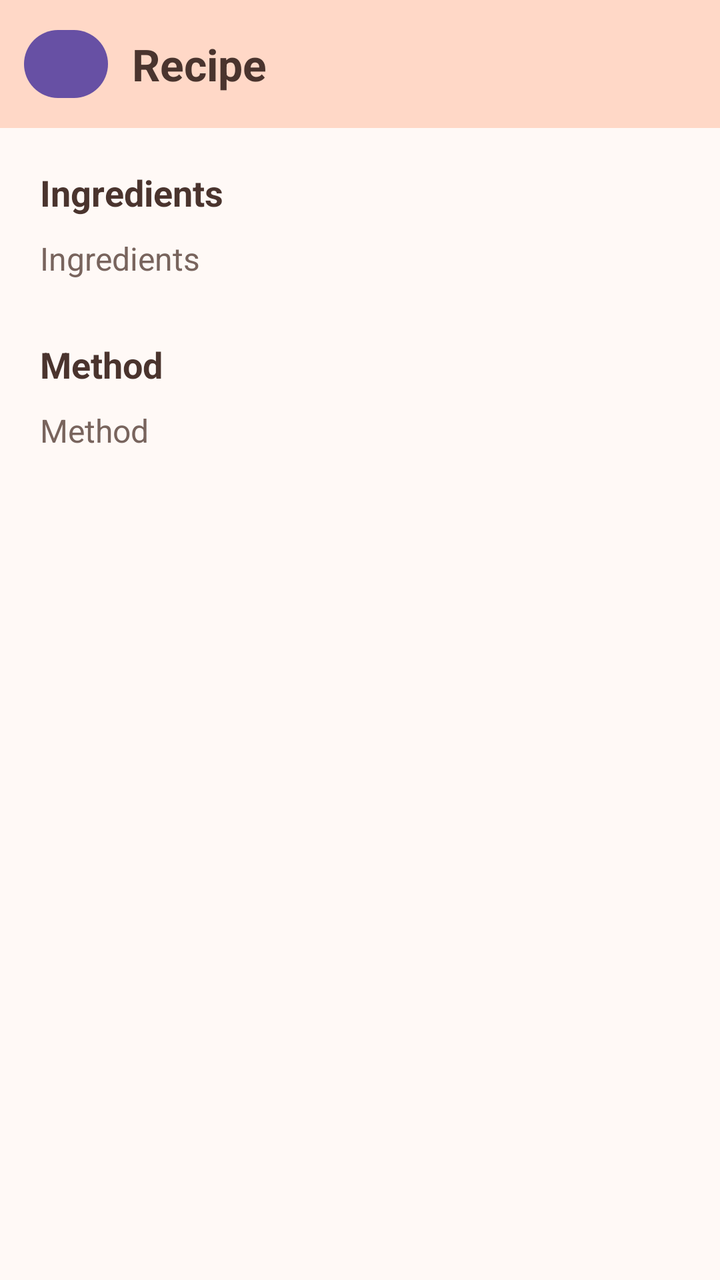
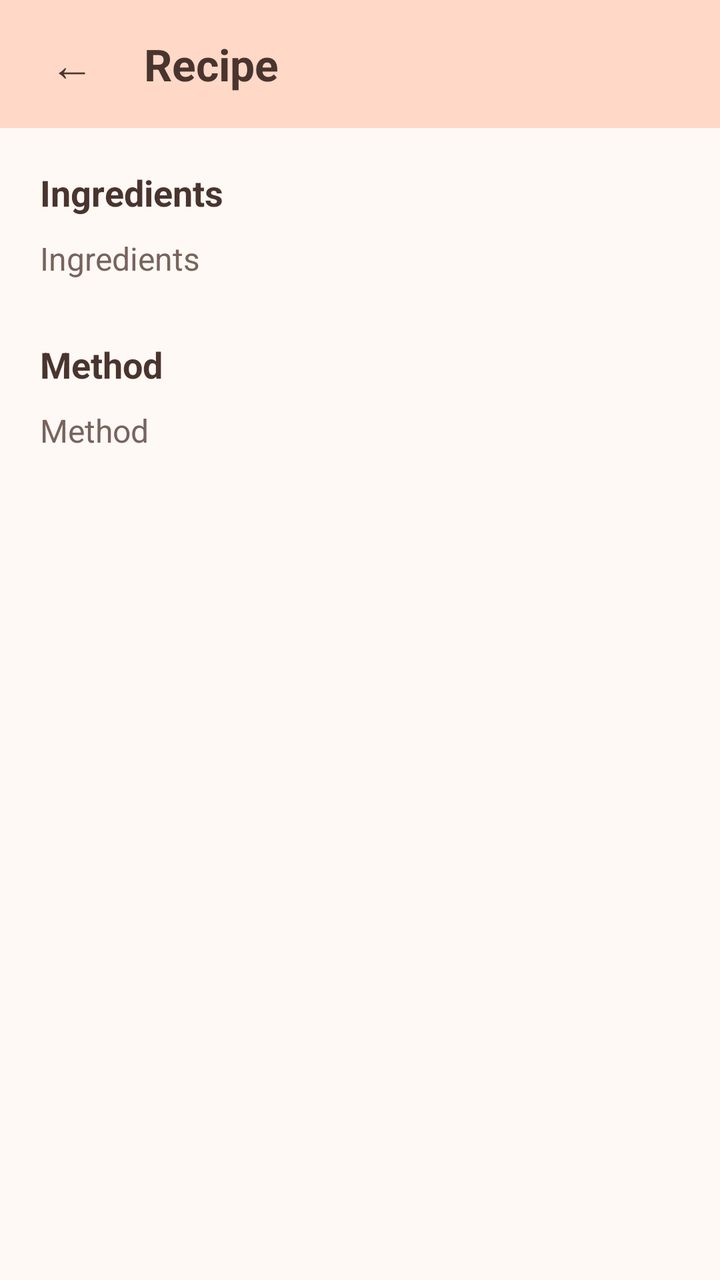

Screens rendered from an Android XML layout before and after an edit, with the pre-edit source and the edit as a unified diff.
<!-- AndroidManifest.xml: application theme Theme.SmartPantryManager -->
<!-- res/layout/activity_recipe_detail.xml -->
<?xml version="1.0" encoding="utf-8"?>
<ScrollView
    xmlns:android="http://schemas.android.com/apk/res/android"
    android:layout_width="match_parent"
    android:layout_height="match_parent"
    android:background="#FFF9F6"
    android:fillViewport="true">

    <LinearLayout
        android:layout_width="match_parent"
        android:layout_height="wrap_content"
        android:orientation="vertical">

        <LinearLayout
            android:layout_width="match_parent"
            android:layout_height="64dp"
            android:background="#FFD8C7"
            android:gravity="center_vertical"
            android:orientation="horizontal"
            android:paddingStart="12dp"
            android:paddingEnd="20dp">

            <Button
                android:id="@+id/backButton"
                android:layout_width="42dp"
                android:layout_height="42dp"
                android:text="←"
                android:textSize="18sp" />

            <TextView
                android:id="@+id/recipeTitle"
                android:layout_width="0dp"
                android:layout_height="wrap_content"
                android:layout_marginStart="12dp"
                android:layout_weight="1"
                android:text="Recipe"
                android:textColor="#4A342E"
                android:textSize="22sp"
                android:textStyle="bold" />

        </LinearLayout>

        <LinearLayout
            android:layout_width="match_parent"
            android:layout_height="wrap_content"
            android:orientation="vertical"
            android:padding="20dp">

            <TextView
                android:layout_width="wrap_content"
                android:layout_height="wrap_content"
                android:text="Ingredients"
                android:textColor="#4A342E"
                android:textSize="18sp"
                android:textStyle="bold" />

            <TextView
                android:id="@+id/ingredientsText"
                android:layout_width="match_parent"
                android:layout_height="wrap_content"
                android:layout_marginTop="10dp"
                android:text="Ingredients"
                android:textColor="#78645D"
                android:textSize="16sp"
                android:lineSpacingExtra="4dp" />

            <TextView
                android:layout_width="wrap_content"
                android:layout_height="wrap_content"
                android:layout_marginTop="30dp"
                android:text="Method"
                android:textColor="#4A342E"
                android:textSize="18sp"
                android:textStyle="bold" />

            <TextView
                android:id="@+id/methodText"
                android:layout_width="match_parent"
                android:layout_height="wrap_content"
                android:layout_marginTop="10dp"
                android:text="Method"
                android:textColor="#78645D"
                android:textSize="16sp"
                android:lineSpacingExtra="5dp" />

        </LinearLayout>

    </LinearLayout>

</ScrollView>
<!-- resources referenced by this layout -->
<resources>
  <style name="Theme.SmartPantryManager" parent="Base.Theme.SmartPantryManager" />
  <style name="Base.Theme.SmartPantryManager" parent="Theme.Material3.DayNight.NoActionBar">
          
          
      </style>
</resources>

<!-- the commit's change to res/layout/activity_recipe_detail.xml (unified diff, before → after) -->
@@ -3,8 +3,9 @@
     xmlns:android="http://schemas.android.com/apk/res/android"
     android:layout_width="match_parent"
     android:layout_height="match_parent"
-    android:background="#FFF9F6"
-    android:fillViewport="true">
+    android:background="@color/app_background"
+    android:fillViewport="true"
+    android:fitsSystemWindows="true">
 
     <LinearLayout
         android:layout_width="match_parent"
@@ -14,7 +15,7 @@
         <LinearLayout
             android:layout_width="match_parent"
             android:layout_height="64dp"
-            android:background="#FFD8C7"
+            android:background="@color/top_bar"
             android:gravity="center_vertical"
             android:orientation="horizontal"
             android:paddingStart="12dp"
@@ -22,10 +23,16 @@
 
             <Button
                 android:id="@+id/backButton"
-                android:layout_width="42dp"
-                android:layout_height="42dp"
+                android:layout_width="48dp"
+                android:layout_height="48dp"
+                android:backgroundTint="@android:color/transparent"
+                android:minWidth="0dp"
+                android:minHeight="0dp"
+                android:padding="0dp"
+                android:stateListAnimator="@null"
                 android:text="←"
-                android:textSize="18sp" />
+                android:textColor="@color/main_text"
+                android:textSize="22sp" />
 
             <TextView
                 android:id="@+id/recipeTitle"
@@ -34,7 +41,7 @@
                 android:layout_marginStart="12dp"
                 android:layout_weight="1"
                 android:text="Recipe"
-                android:textColor="#4A342E"
+                android:textColor="@color/main_text"
                 android:textSize="22sp"
                 android:textStyle="bold" />
 
@@ -50,7 +57,7 @@
                 android:layout_width="wrap_content"
                 android:layout_height="wrap_content"
                 android:text="Ingredients"
-                android:textColor="#4A342E"
+                android:textColor="@color/main_text"
                 android:textSize="18sp"
                 android:textStyle="bold" />
 
@@ -59,17 +66,17 @@
                 android:layout_width="match_parent"
                 android:layout_height="wrap_content"
                 android:layout_marginTop="10dp"
+                android:lineSpacingExtra="4dp"
                 android:text="Ingredients"
-                android:textColor="#78645D"
-                android:textSize="16sp"
-                android:lineSpacingExtra="4dp" />
+                android:textColor="@color/secondary_text"
+                android:textSize="16sp" />
 
             <TextView
                 android:layout_width="wrap_content"
                 android:layout_height="wrap_content"
                 android:layout_marginTop="30dp"
                 android:text="Method"
-                android:textColor="#4A342E"
+                android:textColor="@color/main_text"
                 android:textSize="18sp"
                 android:textStyle="bold" />
 
@@ -78,10 +85,10 @@
                 android:layout_width="match_parent"
                 android:layout_height="wrap_content"
                 android:layout_marginTop="10dp"
+                android:lineSpacingExtra="5dp"
                 android:text="Method"
-                android:textColor="#78645D"
-                android:textSize="16sp"
-                android:lineSpacingExtra="5dp" />
+                android:textColor="@color/secondary_text"
+                android:textSize="16sp" />
 
         </LinearLayout>
 
<!-- resource entries referenced after the edit -->
@@ -1,5 +1,9 @@
 <!-- resources referenced by this layout -->
 <resources>
+  <color name="app_background">#FFF9F6</color>
+  <color name="main_text">#4A342E</color>
+  <color name="secondary_text">#78645D</color>
+  <color name="top_bar">#FFD8C7</color>
   <style name="Theme.SmartPantryManager" parent="Base.Theme.SmartPantryManager" />
   <style name="Base.Theme.SmartPantryManager" parent="Theme.Material3.DayNight.NoActionBar">
           
